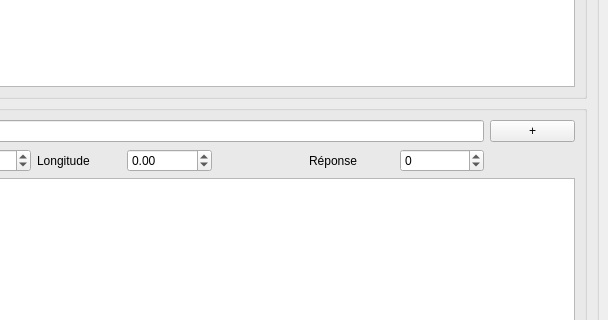
Before: the Qt Designer form notepad/notepad.ui in ANTHONUSS/ETUDES--SAE-201, drawn with Qt 5; both pictures show x 359 to 967 and y 319 to 639 of the 967 by 809 pixel window.
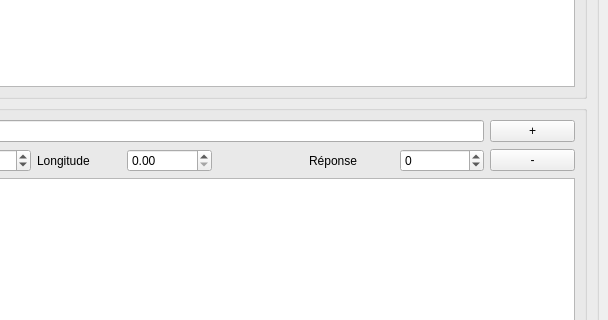
After: the same form once the commit is applied. Icons and pictures are not drawn.

The edit to the form file:
```diff
--- a/notepad/notepad.ui
+++ b/notepad/notepad.ui
@@ -150,14 +150,7 @@
          </property>
          <layout class="QGridLayout" name="gridLayout_3">
           <item row="1" column="10">
-           <widget class="QDoubleSpinBox" name="LongitudeSpinBox">
-            <property name="minimum">
-             <double>-999.000000000000000</double>
-            </property>
-            <property name="maximum">
-             <double>999.990000000000009</double>
-            </property>
-           </widget>
+           <widget class="QDoubleSpinBox" name="LongitudeSpinBox"/>
           </item>
           <item row="1" column="9">
            <widget class="QLabel" name="longitudeLabel">
@@ -223,6 +216,13 @@
           <item row="0" column="6" colspan="8">
            <widget class="QLineEdit" name="nomEtape"/>
           </item>
+          <item row="1" column="14">
+           <widget class="QPushButton" name="supprEtape">
+            <property name="text">
+             <string>-</string>
+            </property>
+           </widget>
+          </item>
          </layout>
         </widget>
        </item>
```
Left out of the diff: 2 changed lines with no effect on the pictures.
